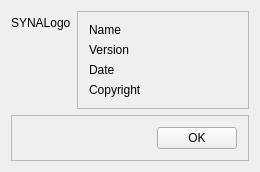
The window that Huangpu/Syn_AboutDlg.ui (fanmuzhi/huangpu) describes before a commit, drawn with Qt 5.
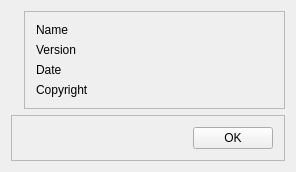
The same window after the commit. Icons and pictures are not drawn.

Commit message: logo display function changed

What changed in the file:
```diff
--- a/Huangpu/Syn_AboutDlg.ui
+++ b/Huangpu/Syn_AboutDlg.ui
@@ -9,8 +9,8 @@
    <rect>
     <x>0</x>
     <y>0</y>
-    <width>260</width>
-    <height>160</height>
+    <width>296</width>
+    <height>157</height>
    </rect>
   </property>
   <property name="windowTitle">
@@ -20,7 +20,10 @@
    <item row="0" column="0">
     <widget class="QLabel" name="LogoLabel">
      <property name="text">
-      <string>SYNALogo</string>
+      <string/>
+     </property>
+     <property name="pixmap">
+      <pixmap resource="fps_testexecutive.qrc">:/FPS_TestExecutive/images/Synaptics.bmp</pixmap>
      </property>
     </widget>
    </item>
```
Left out of the diff: 4 changed lines with no effect on the pictures. The commit also changes 4 other files.
